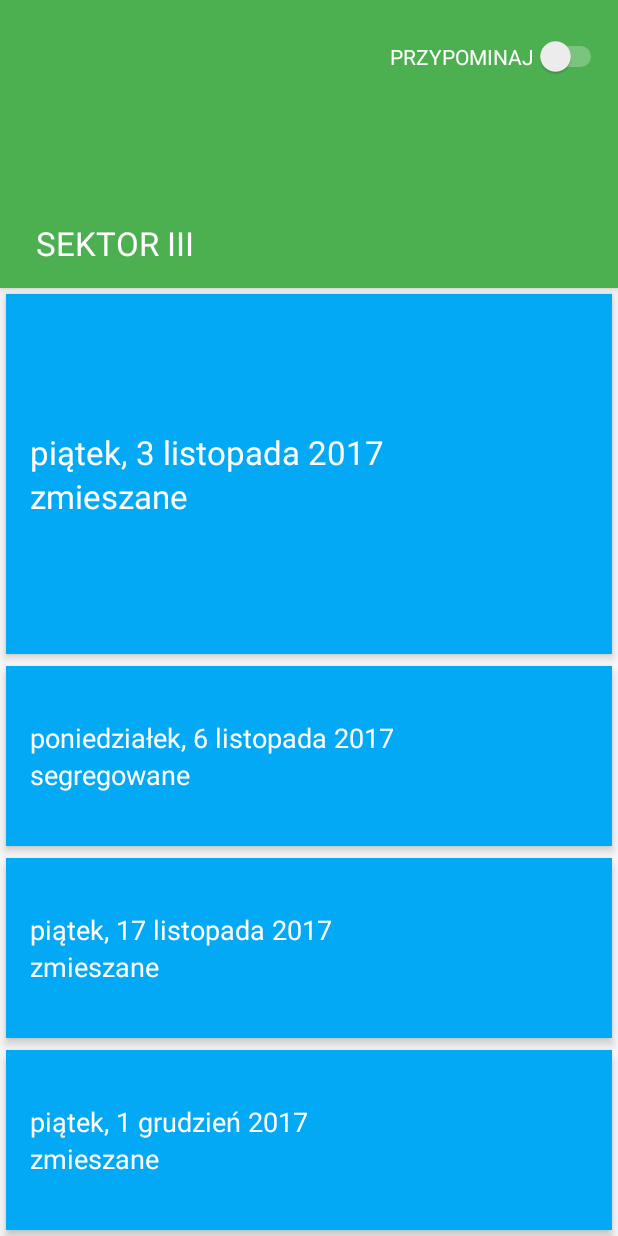
After one commit to gbielanski/GarbageApp, an Android app: the ActivitySectorBlue screen opened directly, with no data from a screen before it, on a phone screen of 412 x 824 dp. The commit adds this screen. Run offline under Robolectric (Android 15) with nearby library versions, the phone set to English and light mode, and no system bars.

Commit message:
placeholders for details activity

```diff
--- a/app/src/main/AndroidManifest.xml
+++ b/app/src/main/AndroidManifest.xml
@@ -16,6 +16,9 @@
                 <category android:name="android.intent.category.LAUNCHER" />
             </intent-filter>
         </activity>
+        <activity android:name=".ActivitySectorGreen" />
+        <activity android:name=".ActivitySectorBlue" />
+        <activity android:name=".ActivitySectorYellow"/>
     </application>
 
 </manifest>
--- /dev/null
+++ b/app/src/main/java/pl/example/android/garbageapp/ActivitySectorBlue.java
@@ -0,0 +1,19 @@
+package pl.example.android.garbageapp;
+
+import android.os.Bundle;
+import android.support.v7.app.AppCompatActivity;
+import android.view.View;
+import android.widget.Toast;
+
+public class ActivitySectorBlue extends AppCompatActivity {
+
+    @Override
+    protected void onCreate(Bundle savedInstanceState) {
+        super.onCreate(savedInstanceState);
+        setContentView(R.layout.activity_sector_blue);
+    }
+
+    public void showToast(View view) {
+        Toast.makeText(this, "Przypomnienie ustawione dla STREFY I", Toast.LENGTH_LONG).show();
+    }
+}
--- /dev/null
+++ b/app/src/main/res/layout/activity_sector_blue.xml
@@ -0,0 +1,174 @@
+<?xml version="1.0" encoding="utf-8"?>
+<android.support.design.widget.CoordinatorLayout xmlns:android="http://schemas.android.com/apk/res/android"
+    xmlns:app="http://schemas.android.com/apk/res-auto"
+    xmlns:tools="http://schemas.android.com/tools"
+    android:id="@+id/main_content"
+    android:layout_width="match_parent"
+    android:layout_height="match_parent"
+    android:fitsSystemWindows="true">
+
+    <android.support.design.widget.AppBarLayout
+        android:id="@+id/appbar"
+        android:layout_width="match_parent"
+        android:layout_height="@dimen/appbar_size"
+        android:theme="@style/ThemeOverlay.AppCompat.Dark.ActionBar">
+
+        <LinearLayout
+            android:layout_width="wrap_content"
+            android:layout_height="match_parent"
+            android:orientation="vertical">
+
+            <Switch
+                android:id="@+id/notification_switch"
+                android:layout_width="wrap_content"
+                android:layout_height="wrap_content"
+                android:layout_marginLeft="260dp"
+                android:layout_marginTop="24dp"
+                android:text="PRZYPOMINAJ"
+                android:onClick="showToast"/>
+
+            <TextView
+                android:layout_width="wrap_content"
+                android:layout_height="wrap_content"
+                android:layout_marginLeft="@dimen/medium_margin"
+                android:layout_marginRight="@dimen/medium_margin"
+                android:layout_marginTop="96dp"
+                android:text="SEKTOR III"
+                android:textAppearance="@style/Base.TextAppearance.AppCompat.Large" />
+        </LinearLayout>
+
+
+    </android.support.design.widget.AppBarLayout>
+
+    <LinearLayout
+        android:layout_width="match_parent"
+        android:layout_height="match_parent"
+        android:layout_marginTop="192dp"
+        android:orientation="vertical">
+
+        <LinearLayout
+            android:layout_width="match_parent"
+            android:layout_height="0dp"
+            android:layout_margin="4dp"
+            android:layout_weight="2"
+            android:background="@color/colorSectorBluePrimary"
+            android:elevation="4dp"
+            android:orientation="vertical"
+            android:padding="16dp">
+
+            <TextView
+                android:layout_width="wrap_content"
+                android:layout_height="0dp"
+                android:layout_weight="1"
+                android:background="@color/colorSectorBluePrimary"
+                android:gravity="bottom"
+                android:text="piątek, 3 listopada 2017"
+                android:textAppearance="@style/Base.TextAppearance.AppCompat.Large"
+                android:textColor="@android:color/white" />
+
+            <TextView
+                android:layout_width="wrap_content"
+                android:layout_height="0dp"
+                android:layout_weight="1"
+                android:background="@color/colorSectorBluePrimary"
+                android:gravity="top"
+                android:text="zmieszane"
+                android:textAppearance="@style/Base.TextAppearance.AppCompat.Large"
+                android:textColor="@android:color/white" />
+        </LinearLayout>
+
+        <LinearLayout
+            android:layout_width="match_parent"
+            android:layout_height="0dp"
+            android:layout_margin="4dp"
+            android:layout_weight="1"
+            android:background="@color/colorSectorBluePrimary"
+            android:elevation="4dp"
+            android:orientation="vertical"
+            android:padding="16dp">
+
+            <TextView
+                android:layout_width="wrap_content"
+                android:layout_height="0dp"
+                android:layout_weight="1"
+                android:background="@color/colorSectorBluePrimary"
+                android:gravity="bottom"
+                android:text="poniedziałek, 6 listopada 2017"
+                android:textAppearance="@style/Base.TextAppearance.AppCompat.Medium"
+                android:textColor="@android:color/white" />
+
+            <TextView
+                android:layout_width="wrap_content"
+                android:layout_height="0dp"
+                android:layout_weight="1"
+                android:background="@color/colorSectorBluePrimary"
+                android:gravity="top"
+                android:text="segregowane"
+                android:textAppearance="@style/Base.TextAppearance.AppCompat.Medium"
+                android:textColor="@android:color/white" />
+        </LinearLayout>
+
+        <LinearLayout
+            android:layout_width="match_parent"
+            android:layout_height="0dp"
+            android:layout_margin="4dp"
+            android:layout_weight="1"
+            android:background="@color/colorSectorBluePrimary"
+            android:elevation="4dp"
+            android:orientation="vertical"
+            android:padding="16dp">
+
+            <TextView
+                android:layout_width="wrap_content"
+                android:layout_height="0dp"
+                android:layout_weight="1"
+                android:background="@color/colorSectorBluePrimary"
+                android:gravity="bottom"
+                android:text="piątek, 17 listopada 2017"
+                android:textAppearance="@style/Base.TextAppearance.AppCompat.Medium"
+                android:textColor="@android:color/white" />
+
+            <TextView
+                android:layout_width="wrap_content"
+                android:layout_height="0dp"
+                android:layout_weight="1"
+                android:background="@color/colorSectorBluePrimary"
+                android:gravity="top"
+                android:text="zmieszane"
+                android:textAppearance="@style/Base.TextAppearance.AppCompat.Medium"
+                android:textColor="@android:color/white" />
+        </LinearLayout>
+
+        <LinearLayout
+            android:layout_width="match_parent"
+            android:layout_height="0dp"
+            android:layout_margin="4dp"
+            android:layout_weight="1"
+            android:background="@color/colorSectorBluePrimary"
+            android:elevation="4dp"
+            android:orientation="vertical"
+            android:padding="16dp">
+
+            <TextView
+                android:layout_width="wrap_content"
+                android:layout_height="0dp"
+                android:layout_weight="1"
+                android:background="@color/colorSectorBluePrimary"
+                android:gravity="bottom"
+                android:text="piątek, 1 grudzień 2017"
+                android:textAppearance="@style/Base.TextAppearance.AppCompat.Medium"
+                android:textColor="@android:color/white" />
+
+            <TextView
+                android:layout_width="wrap_content"
+                android:layout_height="0dp"
+                android:layout_weight="1"
+                android:background="@color/colorSectorBluePrimary"
+                android:gravity="top"
+                android:text="zmieszane"
+                android:textAppearance="@style/Base.TextAppearance.AppCompat.Medium"
+                android:textColor="@android:color/white" />
+        </LinearLayout>
+    </LinearLayout>
+
+</android.support.design.widget.CoordinatorLayout>
--- a/app/src/main/res/values/colors.xml
+++ b/app/src/main/res/values/colors.xml
@@ -3,11 +3,11 @@
     <color name="colorPrimary">#4caf50</color>
     <color name="colorPrimaryDark">#388E3C</color>
     <color name="colorAccent">#E040FB</color>
-    <color name="colorZone1Primary">#8bc34a</color>
+    <color name="colorSectorGreenPrimary">#8bc34a</color>
     <color name="colorZone1PrimaryDark">#689f38</color>
-    <color name="colorZone2Primary">#03a9f4</color>
+    <color name="colorSectorBluePrimary">#03a9f4</color>
     <color name="colorZone2PrimaryDark">#0288d1</color>
-    <color name="colorZone3Primary">#FFC107</color>
+    <color name="colorSectorYellowPrimary">#FFC107</color>
     <color name="colorZone3PrimaryDark">#FFA000</color>
 
     <color name="colorZone1PrimaryLight">#FFC107</color>
```
Also changed, not shown: app/src/main/java/pl/example/android/garbageapp/ActivitySectorGreen.java (added, +19 -0 lines), app/src/main/java/pl/example/android/garbageapp/ActivitySectorYellow.java (added, +19 -0 lines), app/src/main/java/pl/example/android/garbageapp/MainActivity.java (+27 -0 lines), app/src/main/res/layout-land/activity_main.xml (+15 -12 lines), app/src/main/res/layout/activity_main.xml (+15 -12 lines), app/src/main/res/layout/activity_sector_green.xml (added, +174 -0 lines), app/src/main/res/layout/activity_sector_yellow.xml (added, +174 -0 lines).
